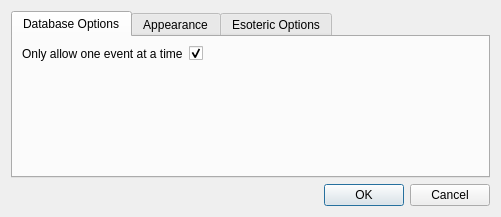
First picture: the form in Charm/CharmPreferences.ui, repository KDAB/Charm, before the edit.
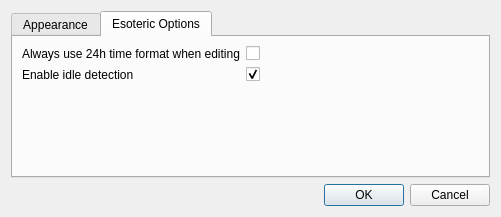
Second picture: the form after the edit.

Commit message: Remove support for multiple events running at the same time.

Diff of the .ui file:
```diff
--- a/Charm/CharmPreferences.ui
+++ b/Charm/CharmPreferences.ui
@@ -17,36 +17,8 @@
    <item>
     <widget class="QTabWidget" name="tabWidget">
      <property name="currentIndex">
-      <number>0</number>
+      <number>1</number>
      </property>
-     <widget class="QWidget" name="tabDatabase">
-      <attribute name="title">
-       <string>Database Options</string>
-      </attribute>
-      <layout class="QVBoxLayout" name="verticalLayout_3">
-       <item>
-        <layout class="QFormLayout" name="formLayoutDatabase">
-         <property name="fieldGrowthPolicy">
-          <enum>QFormLayout::ExpandingFieldsGrow</enum>
-         </property>
-         <item row="0" column="0">
-          <widget class="QLabel" name="lbOneEventAtATime">
-           <property name="text">
-            <string>Only allow one event at a time</string>
-           </property>
-          </widget>
-         </item>
-         <item row="0" column="1">
-          <widget class="QCheckBox" name="cbOneEventAtATime">
-           <property name="checked">
-            <bool>true</bool>
-           </property>
-          </widget>
-         </item>
-        </layout>
-       </item>
-      </layout>
-     </widget>
      <widget class="QWidget" name="tabAppearance">
       <attribute name="title">
        <string>Appearance</string>
```
The commit also changes 9 other files.
